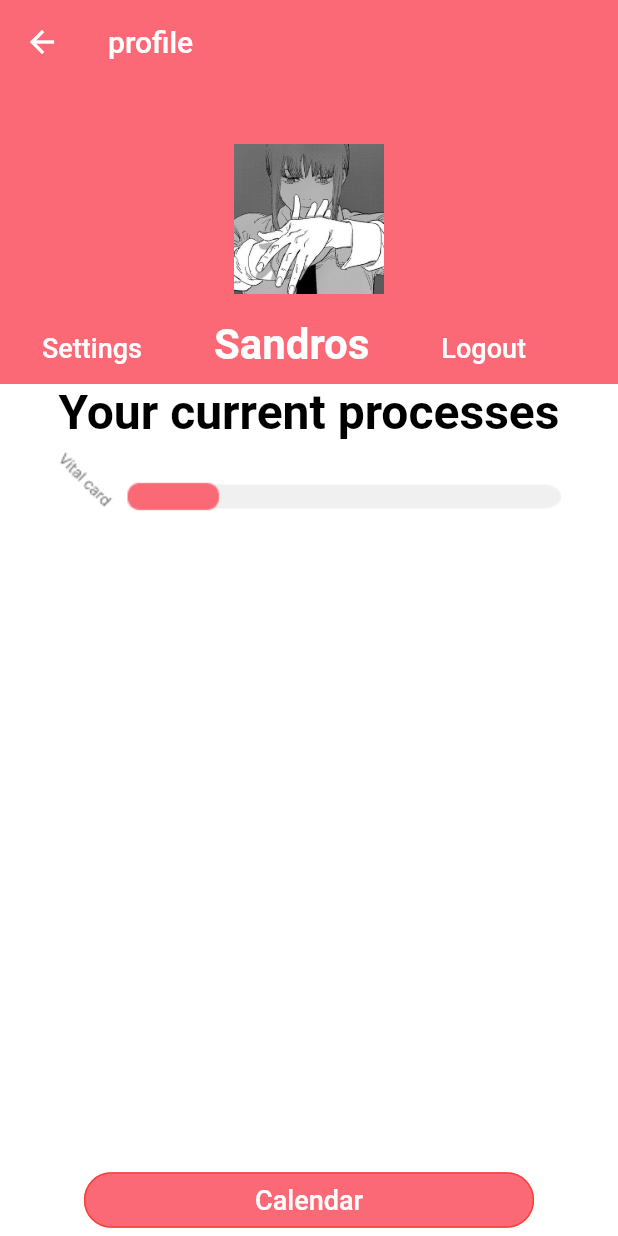
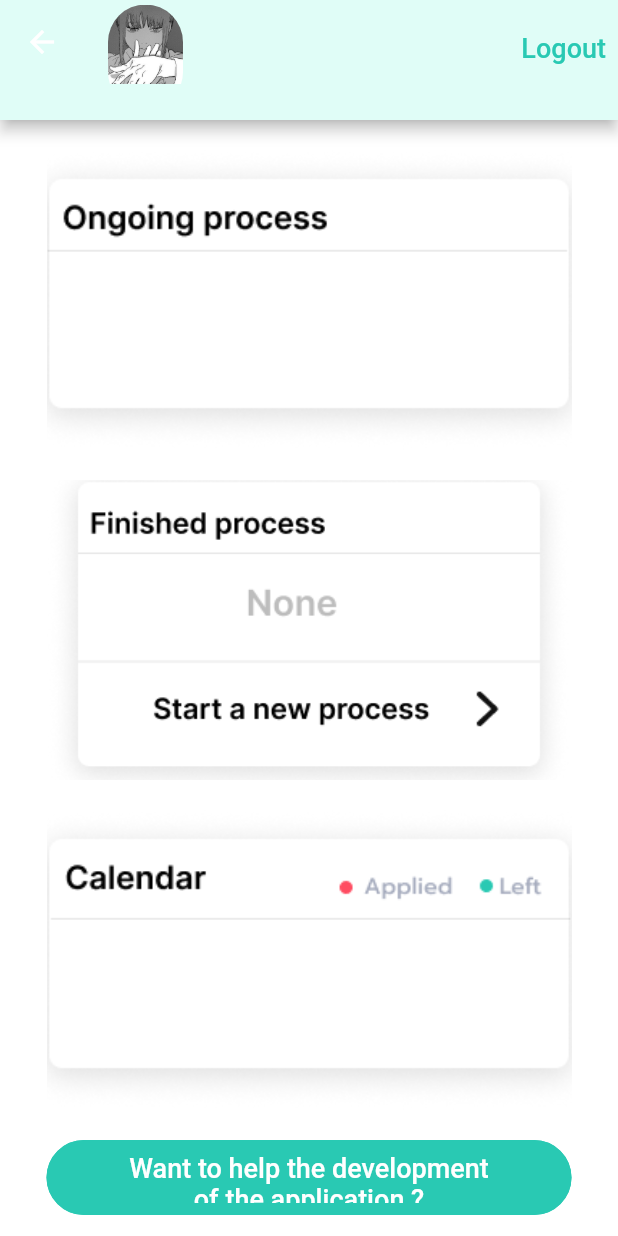
Before and after one commit to Paperwork-EIP/Front-mobile, a Flutter app: the HomePage screen opened directly, on a phone screen of 412 x 824 dp. Run offline on Flutter 3.47's test engine with Material 2 defaults, Android fonts, the phone set to English and light mode, and no system bars; our stand-ins replace bloc, equatable, flutter_bloc, formz, google_fonts; accounts and stored records are empty.

Commit message:
welcome page

```diff
--- a/my_app/workspace/lib/home/view/home_page.dart
+++ b/my_app/workspace/lib/home/view/home_page.dart
@@ -41,6 +41,131 @@ import 'package:my_app/auth/auth.dart';
   }
 }*/
 
+// class HomePage extends StatelessWidget {
+//   const HomePage({Key? key}) : super(key: key);
+//   final String title = 'profile';
+//   final String username = 'Sandros';
+
+//   static Route route() {
+//     return MaterialPageRoute<void>(builder: (_) => const HomePage());
+//   }
+
+//   @override
+//   Widget build(BuildContext context) {
+//     return Scaffold(
+//       appBar: AppBar(
+//         title: Text(title),
+//         elevation: 0,
+//         backgroundColor: const Color.fromRGBO(252, 105, 118, 1),
+//       ),
+//       body: Container(
+//         color: Colors.white,
+//         child: Stack(
+//           alignment: Alignment.center,
+//           children: <Widget>[
+//             Column(
+//               children: <Widget>[
+//                 // Expanded(
+//                 // child:
+//                 Container(
+//                   padding: const EdgeInsets.symmetric(horizontal: 20.0),
+//                   height: 200,
+//                   color: const Color.fromRGBO(252, 105, 118, 1),
+//                   child: Row(
+//                     children: [
+//                       Container(
+//                         alignment: Alignment.bottomLeft,
+//                         margin: const EdgeInsets.only(right: 40),
+//                         child: TextButton(
+//                           onPressed: () {},
+//                           child: const Text(
+//                             'Settings',
+//                             style: TextStyle(fontSize: 18, color: Colors.white),
+//                           ),
+//                         ),
+//                       ),
+//                       Container(
+//                         alignment: Alignment.bottomCenter,
+//                         margin: const EdgeInsets.only(right: 40, bottom: 10),
+//                         child: Text(
+//                           username,
+//                           style: const TextStyle(
+//                               fontSize: 28,
+//                               fontWeight: FontWeight.bold,
+//                               color: Colors.white),
+//                         ),
+//                       ),
+//                       Container(
+//                         alignment: Alignment.bottomRight,
+//                         child: TextButton(
+//                           onPressed: () {
+//                             context
+//                                 .read<AuthenticationBloc>()
+//                                 .add(AuthenticationLogoutRequested());
+//                           },
+//                           child: const Text(
+//                             'Logout',
+//                             style: TextStyle(fontSize: 18, color: Colors.white),
+//                           ),
+//                         ),
+//                       )
+//                     ],
+//                   ),
+//                 ),
+//                 // ),
+//                 Container(
+//                     child: Column(children: const [
+//                   Text(
+//                     'Your current processes',
+//                     style: TextStyle(
+//                         fontSize: 32,
+//                         fontWeight: FontWeight.bold,
+//                         color: Colors.black),
+//                   ),
+//                   Image(image: AssetImage('assets/Bar Line.png'))
+//                 ])),
+//               ],
+//             ),
+//             Positioned(
+//               top: 20.0,
+//               child: Container(
+//                 margin: const EdgeInsets.only(top: 20),
+//                 height: 100,
+//                 width: 100,
+//                 decoration: const BoxDecoration(
+//                   image: DecorationImage(
+//                     image: AssetImage('assets/makima.png'),
+//                     fit: BoxFit.cover,
+//                   ),
+//                   // borderRadius: BorderRadius.circular(100),
+//                 ),
+//               ),
+//             ),
+//             Container(
+//               alignment: Alignment.bottomCenter,
+//               child: SizedBox(
+//                 width: 300,
+//                 child: TextButton(
+//                   style: TextButton.styleFrom(
+//                       backgroundColor: const Color.fromRGBO(252, 105, 118, 1),
+//                       shape: RoundedRectangleBorder(
+//                           borderRadius: BorderRadius.circular(18.0),
+//                           side: const BorderSide(color: Colors.red))),
+//                   onPressed: () {},
+//                   child: const Text(
+//                     'Calendar',
+//                     style: TextStyle(fontSize: 18, color: Colors.white),
+//                   ),
+//                 ),
+//               ),
+//             )
+//           ],
+//         ),
+//       ),
+//     );
+//   }
+// }
+
 class HomePage extends StatelessWidget {
   const HomePage({Key? key}) : super(key: key);
   final String title = 'profile';
@@ -53,48 +178,24 @@ class HomePage extends StatelessWidget {
   @override
   Widget build(BuildContext context) {
     return Scaffold(
-      appBar: AppBar(
-        title: Text(title),
-        elevation: 0,
-        backgroundColor: const Color.fromRGBO(252, 105, 118, 1),
+      appBar: PreferredSize(
+          preferredSize: const Size.fromHeight(80.0),
+          child: AppBar(
+            title: SizedBox(
+                height: 90,
+                child: Container(
+                  margin: const EdgeInsets.only(top: 20),
+                  height: 50,
+                  width: 50,
+                  decoration: BoxDecoration(
+                    image: const DecorationImage(
+                      image: AssetImage('assets/makima.png'),
+                      fit: BoxFit.cover,
                     ),
-      body: Container(
-        color: Colors.white,
-        child: Stack(
-          alignment: Alignment.center,
-          children: <Widget>[
-            Column(
-              children: <Widget>[
-                // Expanded(
-                // child:
-                Container(
-                  padding: const EdgeInsets.symmetric(horizontal: 20.0),
-                  height: 200,
-                  color: const Color.fromRGBO(252, 105, 118, 1),
-                  child: Row(
-                    children: [
-                      Container(
-                        alignment: Alignment.bottomLeft,
-                        margin: const EdgeInsets.only(right: 40),
-                        child: TextButton(
-                          onPressed: () {},
-                          child: const Text(
-                            'Settings',
-                            style: TextStyle(fontSize: 18, color: Colors.white),
+                    borderRadius: BorderRadius.circular(100),
                   ),
-                        ),
-                      ),
-                      Container(
-                        alignment: Alignment.bottomCenter,
-                        margin: const EdgeInsets.only(right: 40, bottom: 10),
-                        child: Text(
-                          username,
-                          style: const TextStyle(
-                              fontSize: 28,
-                              fontWeight: FontWeight.bold,
-                              color: Colors.white),
-                        ),
-                      ),
+                )),
+            actions: <Widget>[
               Container(
                 alignment: Alignment.bottomRight,
                 child: TextButton(
@@ -105,62 +206,102 @@ class HomePage extends StatelessWidget {
                   },
                   child: const Text(
                     'Logout',
-                            style: TextStyle(fontSize: 18, color: Colors.white),
-                          ),
-                        ),
-                      )
-                    ],
-                  ),
-                ),
-                // ),
-                Container(
-                    child: Column(children: const [
-                  Text(
-                    'Your current processes',
-                    style: TextStyle(
-                        fontSize: 32,
-                        fontWeight: FontWeight.bold,
-                        color: Colors.black),
-                  ),
-                  Image(image: AssetImage('assets/Bar Line.png'))
-                ])),
-              ],
-            ),
-            Positioned(
-              top: 20.0,
-              child: Container(
-                margin: const EdgeInsets.only(top: 20),
-                height: 100,
-                width: 100,
-                decoration: const BoxDecoration(
-                  image: DecorationImage(
-                    image: AssetImage('assets/makima.png'),
-                    fit: BoxFit.cover,
-                  ),
-                  // borderRadius: BorderRadius.circular(100),
+                    style: TextStyle(fontSize: 18, color: Color(0xFF29C9B3)),
                   ),
                 ),
               ),
+            ],
+            scrolledUnderElevation: 6.0,
+            shadowColor: Theme.of(context).colorScheme.shadow,
+            backgroundColor: const Color(0xFFE0FDF7),
+          )),
+      body: Container(
+        color: Colors.white,
+        child: Stack(
+          alignment: Alignment.center,
+          children: <Widget>[
+            Column(
+              children: <Widget>[
                 Container(
+                  margin: const EdgeInsets.only(top: 20),
+                  padding: const EdgeInsets.symmetric(horizontal: 20.0),
+                  width: 350,
+                  height: 200,
+                  decoration: const BoxDecoration(
+                    image: DecorationImage(
+                      image: AssetImage('assets/ongoing_process.png'),
+                      fit: BoxFit.cover,
+                    ),
+                  ),
+                  // border: Border.all(color: Colors.black),
+                  // color: Colors.white),
+                  child: Row(
+                    children: [],
+                  ),
+                ),
+                Container(
+                  margin: const EdgeInsets.only(top: 20),
+                  padding: const EdgeInsets.symmetric(horizontal: 20.0),
+                  width: 350,
+                  height: 200,
+                  decoration: const BoxDecoration(
+                    image: DecorationImage(
+                      image: AssetImage('assets/start_new_process.png'),
+                      fit: BoxFit.cover,
+                    ),
+                  ),
+                  // decoration: BoxDecoration(
+                  //     border: Border.all(color: Colors.black),
+                  //     color: Colors.white),
+                  child: Row(
+                    children: [],
+                  ),
+                ),
+                Container(
+                  margin: const EdgeInsets.only(top: 20),
+                  padding: const EdgeInsets.symmetric(horizontal: 20.0),
+                  width: 350,
+                  height: 200,
+                  decoration: const BoxDecoration(
+                    image: DecorationImage(
+                      image: AssetImage('assets/Calendar.png'),
+                      fit: BoxFit.cover,
+                    ),
+                  ),
+                  // decoration: BoxDecoration(
+                  //     border: Border.all(color: Colors.black),
+                  //     color: Colors.white),
+                  child: Row(
+                    children: [],
+                  ),
+                ),
+                Container(
+                  margin: const EdgeInsets.only(top: 20),
                   alignment: Alignment.bottomCenter,
                   child: SizedBox(
-                width: 300,
+                    width: 350,
+                    height: 50,
                     child: TextButton(
                       style: TextButton.styleFrom(
-                      backgroundColor: const Color.fromRGBO(252, 105, 118, 1),
+                          backgroundColor: const Color(0xFF29C9B3),
                           shape: RoundedRectangleBorder(
-                          borderRadius: BorderRadius.circular(18.0),
-                          side: const BorderSide(color: Colors.red))),
+                              borderRadius: BorderRadius.circular(25.0),
+                              side:
+                                  const BorderSide(color: Color(0xFF29C9B3)))),
                       onPressed: () {},
                       child: const Text(
-                    'Calendar',
+
+                        'Want to help the development \nof the application ?',
                         style: TextStyle(fontSize: 18, color: Colors.white),
+                        textAlign: TextAlign.center,
                       ),
                     ),
                   ),
                 )
               ],
             ),
+          ],
+        ),
       ),
     );
   }
--- a/my_app/workspace/pubspec.yaml
+++ b/my_app/workspace/pubspec.yaml
@@ -42,6 +42,9 @@ flutter:
 
   assets:
     - assets/makima.png
+    - assets/Calendar.png
+    - assets/ongoing_process.png
+    - assets/start_new_process.png
     - assets/Bar Line.png
     - assets/images/google_image.png
     - assets/images/facebook_image.png
```
Also changed, not shown: my_app/workspace/assets/Calendar.png (added), my_app/workspace/assets/ongoing_process.png (added), my_app/workspace/assets/start_new_process.png (added). Lines whose indentation alone changed are shown as unchanged.
